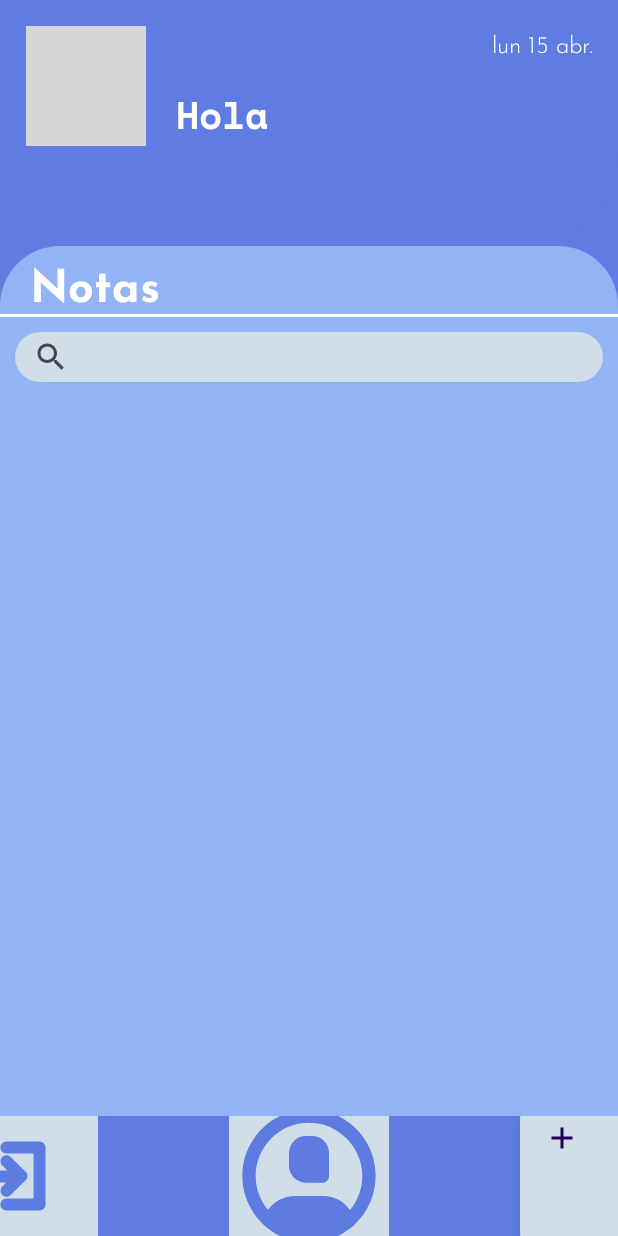
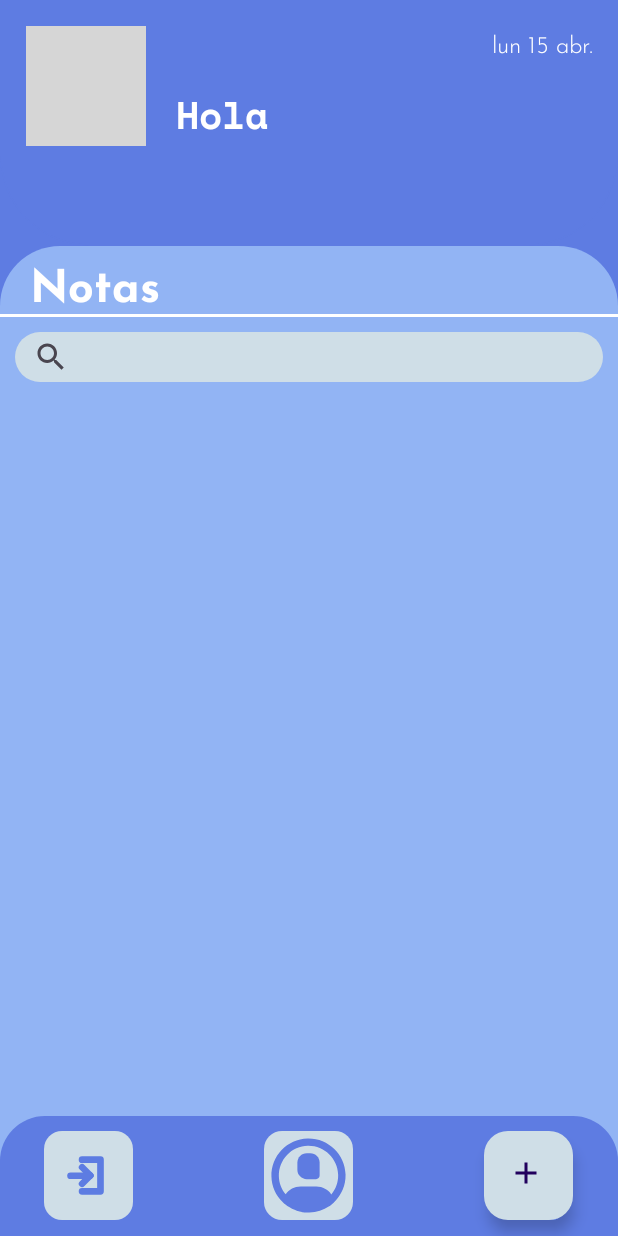
Before and after one commit to Sensini24/AppNotes.v.1_Final, an Android app: the ListarNotas screen opened directly, with no data from a screen before it, on a phone screen of 412 x 824 dp. Run offline under Robolectric (Android 15) with nearby library versions, the light colour scheme and no system bars; our stand-ins replace Firebase (no records; nobody signed in at launch, a user with empty details on screens opened directly), Picasso, Room's generated code; pictures from the network do not load; 3 statements that could not run were skipped; grey boxes are pictures that could not be loaded.

Commit message:
1. Se soluciono el error de cambio de contraseña 2. Se mejoro el layout de recycler view

```diff
--- a/app/src/main/java/com/example/appnotes/ListarNotas.java
+++ b/app/src/main/java/com/example/appnotes/ListarNotas.java
@@ -118,7 +118,6 @@ public class ListarNotas extends AppCompatActivity implements NotaListener {
                 }, 1200); // Retardo de 2 segundos
             }
         });
-
 
 
 
--- a/app/src/main/java/com/example/appnotes/MainActivity.java
+++ b/app/src/main/java/com/example/appnotes/MainActivity.java
@@ -59,8 +59,6 @@ public class MainActivity extends AppCompatActivity {
         //aqui se obtiene el estado de la cuenta, si no hay nignuna cuenta sin "recordar"
         //te pide que te logees, si hay alguno ingresa sin logearse
 
-
-
         SharedPreferences sharedPreferences = getSharedPreferences("checkbox", MODE_PRIVATE);
         String checkbox = sharedPreferences.getString("remember", "");
         if(checkbox.equals("true")){
@@ -68,10 +66,6 @@ public class MainActivity extends AppCompatActivity {
         } else if (checkbox.equals("false")) {
             Toast.makeText(this, "Ingrese tu correo y contraseña", Toast.LENGTH_SHORT).show();
         }
-
-
-
-
 
 
 
--- a/app/src/main/res/layout/notas.xml
+++ b/app/src/main/res/layout/notas.xml
@@ -110,21 +110,10 @@
             android:textAppearance="@font/monobold"
             />
 
-        <TextView
-            android:id="@+id/path2"
-            android:layout_width="match_parent"
-            android:layout_height="wrap_content"
-            />
-        <TextView
-            android:id="@+id/path3"
-            android:layout_width="match_parent"
-            android:layout_height="wrap_content"
-            />
-
         <androidx.recyclerview.widget.RecyclerView
             android:id="@+id/listaNotasRecycler"
             android:layout_width="match_parent"
-            android:layout_height="445dp"
+            android:layout_height="470dp"
             android:layout_marginTop="15dp"
             android:background="#92B4F4"
 
@@ -151,8 +140,8 @@
 
             <LinearLayout
                 android:id="@+id/btnSalir"
-                android:layout_width="160px"
-                android:layout_height="160px"
+                android:layout_width="59dp"
+                android:layout_height="59dp"
                 android:layout_marginLeft="25dp"
                 android:background="@drawable/redondear_salir">
 
@@ -169,8 +158,8 @@
                 android:layout_height="wrap_content" />
 
             <LinearLayout
-                android:layout_width="160px"
-                android:layout_height="160px"
+                android:layout_width="59dp"
+                android:layout_height="59dp"
                 android:background="@drawable/redondear_salir">
 
                 <com.airbnb.lottie.LottieAnimationView
@@ -187,8 +176,8 @@
 
             <com.google.android.material.floatingactionbutton.FloatingActionButton
                 android:id="@+id/btnAgregarNota"
-                android:layout_width="160px"
-                android:layout_height="160px"
+                android:layout_width="59dp"
+                android:layout_height="59dp"
                 android:layout_marginRight="25dp"
                 android:backgroundTint="#CFDEE7"
                 android:src="@drawable/cruz">
```
Also changed, not shown: app/src/main/java/com/example/appnotes/PerfilUsuario.java (+30 -9 lines).
